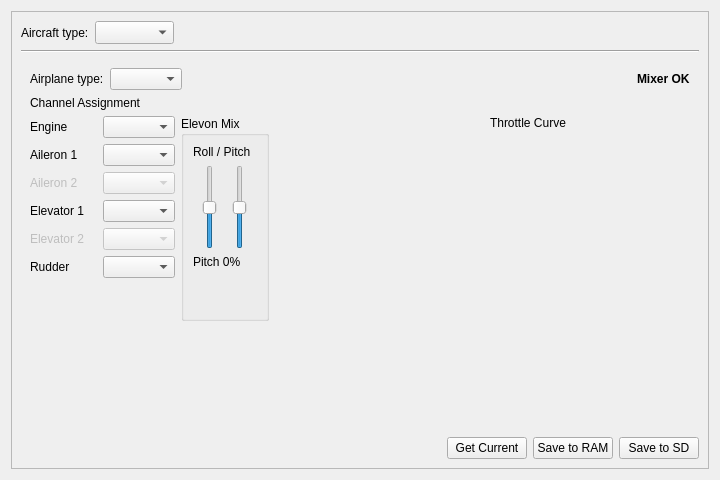
Old version of the form ground/src/plugins/config/airframe.ui in the repository openpilot/OpenPilot.
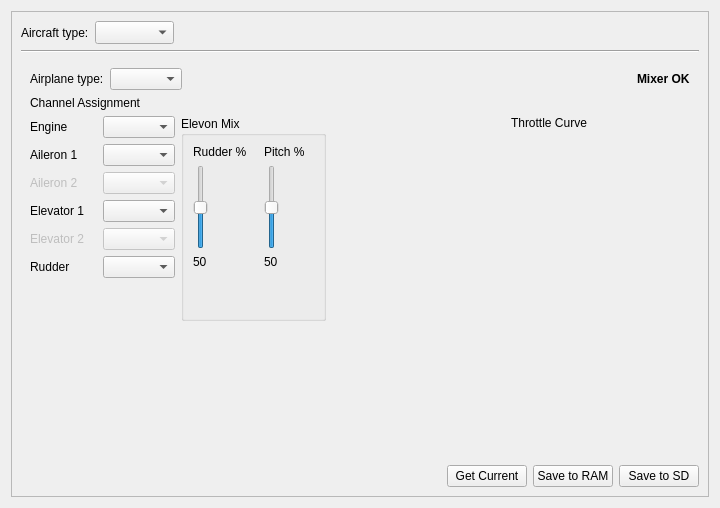
New version of the form. The open tabs and pages were chosen to show the change. Custom widgets are drawn as their Qt base class.

Commit message: OP-138 Mixer: fixed wing works, and Quad-Plus and Quad-X configurations are supported. Not tested for obvious reasons, since I am working in the train. You can check how this works for you and report bugs. Layout works fine with screens as small as 800x600.

The edit to the form file:
```diff
--- a/ground/src/plugins/config/airframe.ui
+++ b/ground/src/plugins/config/airframe.ui
@@ -7,7 +7,7 @@
     <x>0</x>
     <y>0</y>
     <width>720</width>
-    <height>480</height>
+    <height>508</height>
    </rect>
   </property>
   <property name="windowTitle">
@@ -247,50 +247,84 @@
                  <string>Elevon Mix</string>
                 </property>
                 <layout class="QVBoxLayout" name="verticalLayout_13">
-                 <item>
-                  <widget class="QLabel" name="elevonLabel1">
-                   <property name="text">
-                    <string>Roll / Pitch</string>
-                   </property>
-                  </widget>
-                 </item>
                  <item>
                   <layout class="QHBoxLayout" name="horizontalLayout_8">
                    <item>
-                    <widget class="QSlider" name="elevonSlider1">
-                     <property name="maximum">
-                      <number>100</number>
-                     </property>
-                     <property name="value">
-                      <number>50</number>
-                     </property>
-                     <property name="orientation">
-                      <enum>Qt::Vertical</enum>
-                     </property>
-                    </widget>
+                    <layout class="QVBoxLayout" name="verticalLayout_14">
+                     <item>
+                      <widget class="QLabel" name="elevonLabel1">
+                       <property name="minimumSize">
+                        <size>
+                         <width>65</width>
+                         <height>0</height>
+                        </size>
+                       </property>
+                       <property name="text">
+                        <string>Rudder %</string>
+                       </property>
+                      </widget>
+                     </item>
+                     <item>
+                      <widget class="QSlider" name="elevonSlider1">
+                       <property name="maximum">
+                        <number>100</number>
+                       </property>
+                       <property name="value">
+                        <number>50</number>
+                       </property>
+                       <property name="orientation">
+                        <enum>Qt::Vertical</enum>
+                       </property>
+                      </widget>
+                     </item>
+                     <item>
+                      <widget class="QLabel" name="label_18">
+                       <property name="text">
+                        <string>50</string>
+                       </property>
+                      </widget>
+                     </item>
+                    </layout>
                    </item>
                    <item>
-                    <widget class="QSlider" name="elevonSlider2">
-                     <property name="maximum">
-                      <number>100</number>
-                     </property>
-                     <property name="value">
-                      <number>50</number>
-                     </property>
-                     <property name="orientation">
-                      <enum>Qt::Vertical</enum>
-                     </property>
-                    </widget>
+                    <layout class="QVBoxLayout" name="verticalLayout_15">
+                     <item>
+                      <widget class="QLabel" name="elevonLabel2">
+                       <property name="minimumSize">
+                        <size>
+                         <width>50</width>
+                         <height>0</height>
+                        </size>
+                       </property>
+                       <property name="text">
+                        <string>Pitch %</string>
+                       </property>
+                      </widget>
+                     </item>
+                     <item>
+                      <widget class="QSlider" name="elevonSlider2">
+                       <property name="maximum">
+                        <number>100</number>
+                       </property>
+                       <property name="value">
+                        <number>50</number>
+                       </property>
+                       <property name="orientation">
+                        <enum>Qt::Vertical</enum>
+                       </property>
+                      </widget>
+                     </item>
+                     <item>
+                      <widget class="QLabel" name="label_25">
+                       <property name="text">
+                        <string>50</string>
+                       </property>
+                      </widget>
+                     </item>
+                    </layout>
                    </item>
                   </layout>
                  </item>
-                 <item>
-                  <widget class="QLabel" name="elevonLabel2">
-                   <property name="text">
-                    <string>Pitch 0%</string>
-                   </property>
-                  </widget>
-                 </item>
                  <item>
                   <spacer name="verticalSpacer_2">
                    <property name="orientation">
```
Left out of the diff: 125 changed lines with no effect on the pictures. The commit also changes 5 other files.
